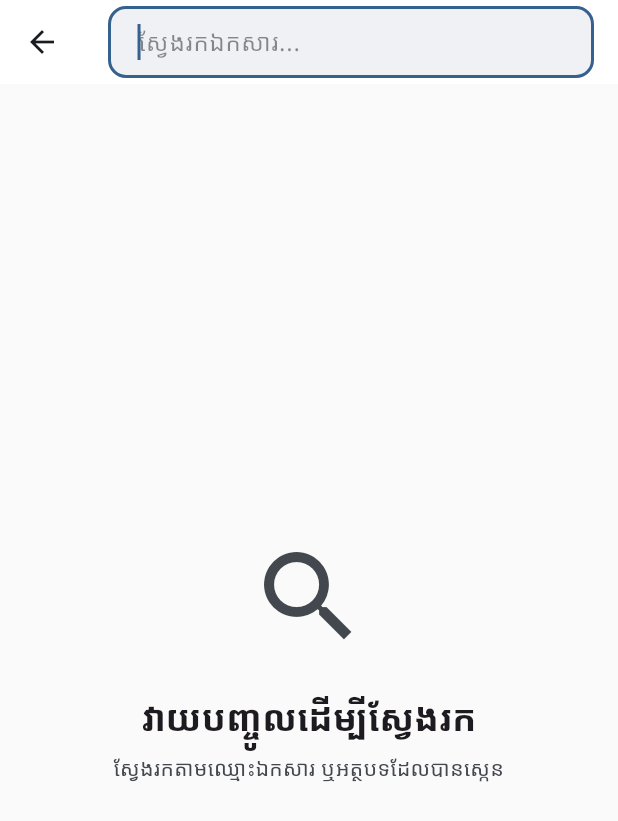
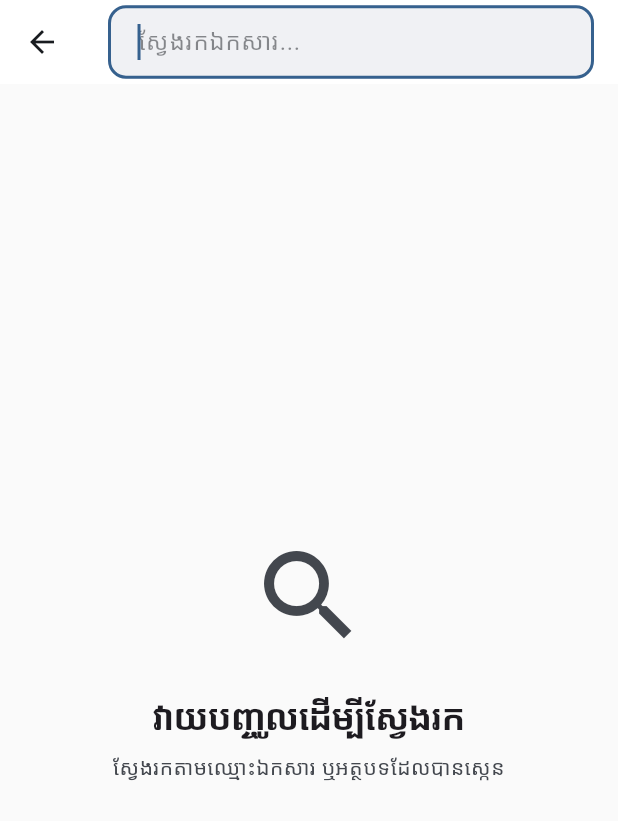
Before and after one commit to Sokphirun99/KhmerLens, a Flutter app: the screen it shows after launch, after a tap on the "search" icon, on a phone screen of 412 x 824 dp. Shown: the top 821 px of the screen. Run offline on Flutter 3.47's test engine with Material 3 defaults, Android fonts, the phone set to English and light mode, and no system bars; drawn by our look-alikes of flutter_animate; our stand-ins replace equatable, flutter_bloc, flutter_slidable, go_router, google_fonts, google_mobile_ads and 11 more; missing offline and left inert: cunning_document_scanner; accounts and stored records are empty; network calls fail.

Commit message:
feat: Implement in-app review and app sharing functionality, and enhance font theme with Khmer fallback.

```diff
--- a/lib/l10n/arb/app_km.arb
+++ b/lib/l10n/arb/app_km.arb
@@ -18,11 +18,11 @@
     "settings": "ការកំណត់",
     "back": "ត្រឡប់ក្រោយ",
     "appearance": "រូបរាង",
-    "displayMode": "រូបភាពបង្ហាញ",
+    "displayMode": "របៀបបង្ហាញ",
     "light": "ភ្លឺ",
     "dark": "ងងឹត",
     "system": "ប្រព័ន្ធ",
-    "chooseDisplayMode": "ជ្រើសរើសរូបភាពបង្ហាញ",
+    "chooseDisplayMode": "ជ្រើសរើសរបៀបបង្ហាញ",
     "useDeviceSettings": "ប្រើការកំណត់ពីឧបករណ៍",
     "language": "ភាសា",
     "chooseLanguage": "ជ្រើសរើសភាសា",
@@ -93,7 +93,7 @@
     "loading": "កំពុងផ្ទុក...",
     "size": "ទំហំ",
     "add": "បន្ថែម",
-    "noCameraFound": "No camera found",
+    "noCameraFound": "រកមិនឃើញកាមេរ៉ា",
     "cameraInitError": "មិនអាចចាប់ផ្តើមកាមេរ៉ាបានទេ",
     "imageCaptured": "រូបភាពទី {count} ត្រូវបានថតរួច",
     "@imageCaptured": {
--- a/lib/l10n/arb/app_localizations.dart
+++ b/lib/l10n/arb/app_localizations.dart
@@ -209,7 +209,7 @@ abstract class AppLocalizations {
   /// No description provided for @displayMode.
   ///
   /// In km, this message translates to:
-  /// **'រូបភាពបង្ហាញ'**
+  /// **'របៀបបង្ហាញ'**
   String get displayMode;
 
   /// No description provided for @light.
@@ -233,7 +233,7 @@ abstract class AppLocalizations {
   /// No description provided for @chooseDisplayMode.
   ///
   /// In km, this message translates to:
-  /// **'ជ្រើសរើសរូបភាពបង្ហាញ'**
+  /// **'ជ្រើសរើសរបៀបបង្ហាញ'**
   String get chooseDisplayMode;
 
   /// No description provided for @useDeviceSettings.
@@ -611,7 +611,7 @@ abstract class AppLocalizations {
   /// No description provided for @noCameraFound.
   ///
   /// In km, this message translates to:
-  /// **'No camera found'**
+  /// **'រកមិនឃើញកាមេរ៉ា'**
   String get noCameraFound;
 
   /// No description provided for @cameraInitError.
--- a/lib/l10n/arb/app_localizations_km.dart
+++ b/lib/l10n/arb/app_localizations_km.dart
@@ -65,7 +65,7 @@ class AppLocalizationsKm extends AppLocalizations {
   String get appearance => 'រូបរាង';
 
   @override
-  String get displayMode => 'រូបភាពបង្ហាញ';
+  String get displayMode => 'របៀបបង្ហាញ';
 
   @override
   String get light => 'ភ្លឺ';
@@ -77,7 +77,7 @@ class AppLocalizationsKm extends AppLocalizations {
   String get system => 'ប្រព័ន្ធ';
 
   @override
-  String get chooseDisplayMode => 'ជ្រើសរើសរូបភាពបង្ហាញ';
+  String get chooseDisplayMode => 'ជ្រើសរើសរបៀបបង្ហាញ';
 
   @override
   String get useDeviceSettings => 'ប្រើការកំណត់ពីឧបករណ៍';
@@ -269,7 +269,7 @@ class AppLocalizationsKm extends AppLocalizations {
   String get add => 'បន្ថែម';
 
   @override
-  String get noCameraFound => 'No camera found';
+  String get noCameraFound => 'រកមិនឃើញកាមេរ៉ា';
 
   @override
   String get cameraInitError => 'មិនអាចចាប់ផ្តើមកាមេរ៉ាបានទេ';
--- a/lib/screens/home_screen.dart
+++ b/lib/screens/home_screen.dart
@@ -17,6 +17,7 @@ import '../bloc/document/document_state.dart';
 import '../models/document.dart';
 import '../router/app_router.dart';
 import '../services/ad_service.dart';
+import '../services/rating_service.dart';
 import '../utils/constants.dart';
 import '../utils/error_handler.dart';
 import '../widgets/document_grid_card.dart';
@@ -134,6 +135,9 @@ class _HomeScreenState extends State<HomeScreen> {
       if (_scansCount % AppConstants.scansBeforeInterstitial == 0) {
         AdService().showInterstitialAd();
       }
+
+      // Track scan event for rating prompt
+      await RatingService().trackEvent(isScan: true);
     } catch (e) {
       debugPrint('HomeScreen: Error in _processNewDocument: $e');
       if (mounted) {
--- a/lib/utils/theme.dart
+++ b/lib/utils/theme.dart
@@ -172,9 +172,14 @@ class AppTheme {
     );
   }
 
-  // Text theme with Khmer font
+  // Text theme with Roboto (English) and Siemreap (Khmer) font fallback
   static TextTheme _buildTextTheme(ColorScheme colorScheme) {
-    final baseTextTheme = GoogleFonts.notoSansKhmerTextTheme();
+    // Use Roboto as the primary font for English/Latin characters
+    final baseTextTheme = GoogleFonts.robotoTextTheme();
+
+    // Use Siemreap as fallback
+    final khmerFontFamily = GoogleFonts.siemreap().fontFamily;
+    final fallbacks = khmerFontFamily != null ? [khmerFontFamily] : null;
 
     return baseTextTheme.copyWith(
       // Display styles
@@ -183,16 +188,19 @@ class AppTheme {
         fontWeight: FontWeight.w400,
         letterSpacing: -0.25,
         height: 1.12,
+        fontFamilyFallback: fallbacks,
       ),
       displayMedium: baseTextTheme.displayMedium?.copyWith(
         fontSize: 45,
         fontWeight: FontWeight.w400,
         height: 1.16,
+        fontFamilyFallback: fallbacks,
       ),
       displaySmall: baseTextTheme.displaySmall?.copyWith(
         fontSize: 36,
         fontWeight: FontWeight.w400,
         height: 1.22,
+        fontFamilyFallback: fallbacks,
       ),
 
       // Headline styles
@@ -200,16 +208,19 @@ class AppTheme {
         fontSize: 32,
         fontWeight: FontWeight.w600,
         height: 1.25,
+        fontFamilyFallback: fallbacks,
       ),
       headlineMedium: baseTextTheme.headlineMedium?.copyWith(
         fontSize: 28,
         fontWeight: FontWeight.w600,
         height: 1.29,
+        fontFamilyFallback: fallbacks,
       ),
       headlineSmall: baseTextTheme.headlineSmall?.copyWith(
         fontSize: 24,
         fontWeight: FontWeight.w600,
         height: 1.33,
+        fontFamilyFallback: fallbacks,
       ),
 
       // Title styles
@@ -217,18 +228,21 @@ class AppTheme {
         fontSize: 22,
         fontWeight: FontWeight.w600,
         height: 1.27,
+        fontFamilyFallback: fallbacks,
       ),
       titleMedium: baseTextTheme.titleMedium?.copyWith(
         fontSize: 16,
         fontWeight: FontWeight.w600,
         letterSpacing: 0.15,
         height: 1.5,
+        fontFamilyFallback: fallbacks,
       ),
       titleSmall: baseTextTheme.titleSmall?.copyWith(
         fontSize: 14,
         fontWeight: FontWeight.w600,
         letterSpacing: 0.1,
         height: 1.43,
+        fontFamilyFallback: fallbacks,
       ),
 
       // Body styles
@@ -237,18 +251,21 @@ class AppTheme {
         fontWeight: FontWeight.w400,
         letterSpacing: 0.5,
         height: 1.5,
+        fontFamilyFallback: fallbacks,
       ),
       bodyMedium: baseTextTheme.bodyMedium?.copyWith(
         fontSize: 14,
         fontWeight: FontWeight.w400,
         letterSpacing: 0.25,
         height: 1.43,
+        fontFamilyFallback: fallbacks,
       ),
       bodySmall: baseTextTheme.bodySmall?.copyWith(
         fontSize: 12,
         fontWeight: FontWeight.w400,
         letterSpacing: 0.4,
         height: 1.33,
+        fontFamilyFallback: fallbacks,
       ),
 
       // Label styles
@@ -257,18 +274,21 @@ class AppTheme {
         fontWeight: FontWeight.w500,
         letterSpacing: 0.1,
         height: 1.43,
+        fontFamilyFallback: fallbacks,
       ),
       labelMedium: baseTextTheme.labelMedium?.copyWith(
         fontSize: 12,
         fontWeight: FontWeight.w500,
         letterSpacing: 0.5,
         height: 1.33,
+        fontFamilyFallback: fallbacks,
       ),
       labelSmall: baseTextTheme.labelSmall?.copyWith(
         fontSize: 11,
         fontWeight: FontWeight.w500,
         letterSpacing: 0.5,
         height: 1.45,
+        fontFamilyFallback: fallbacks,
       ),
     );
   }
--- a/pubspec.yaml
+++ b/pubspec.yaml
@@ -49,6 +49,7 @@ dependencies:
   shared_preferences: ^2.2.2
   url_launcher: ^6.2.1
   permission_handler: ^12.0.1
+  in_app_review: ^2.0.11
 
 dev_dependencies:
   flutter_test:
```
Also changed, not shown: lib/screens/settings_screen.dart (+14 -7 lines), lib/services/rating_service.dart (added, +85 -0 lines), pubspec.lock, 1 other file.
